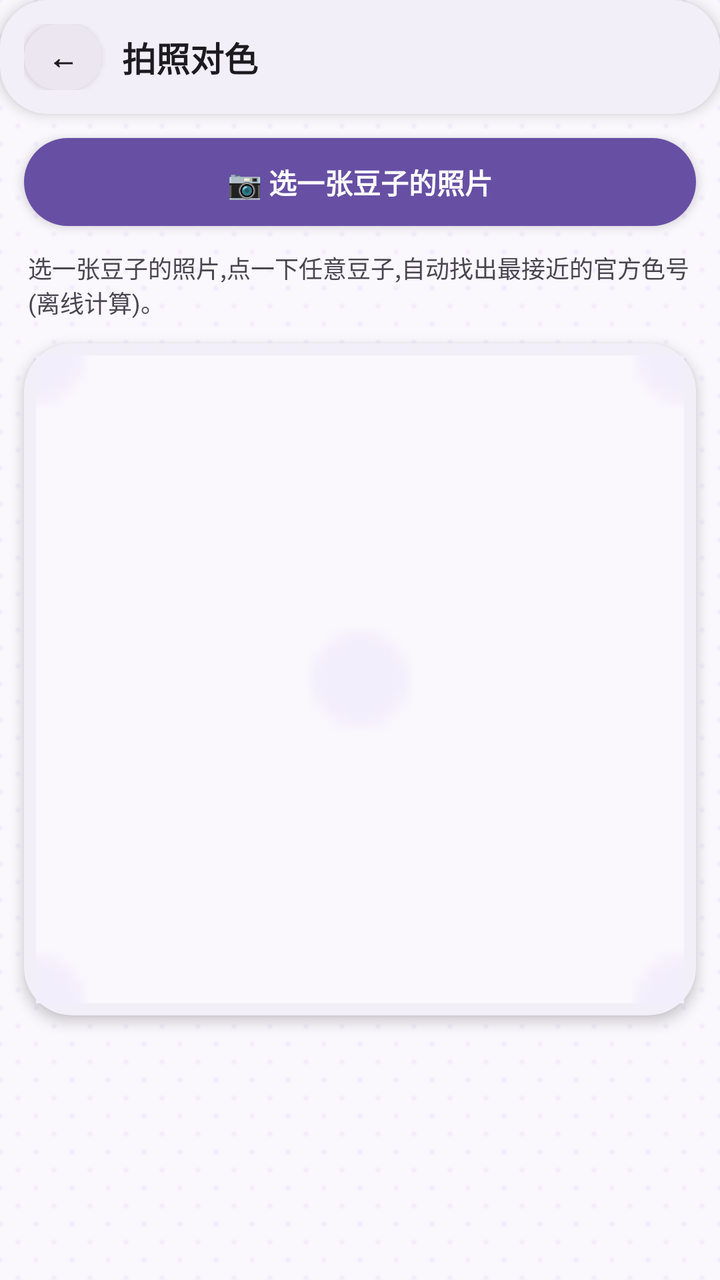
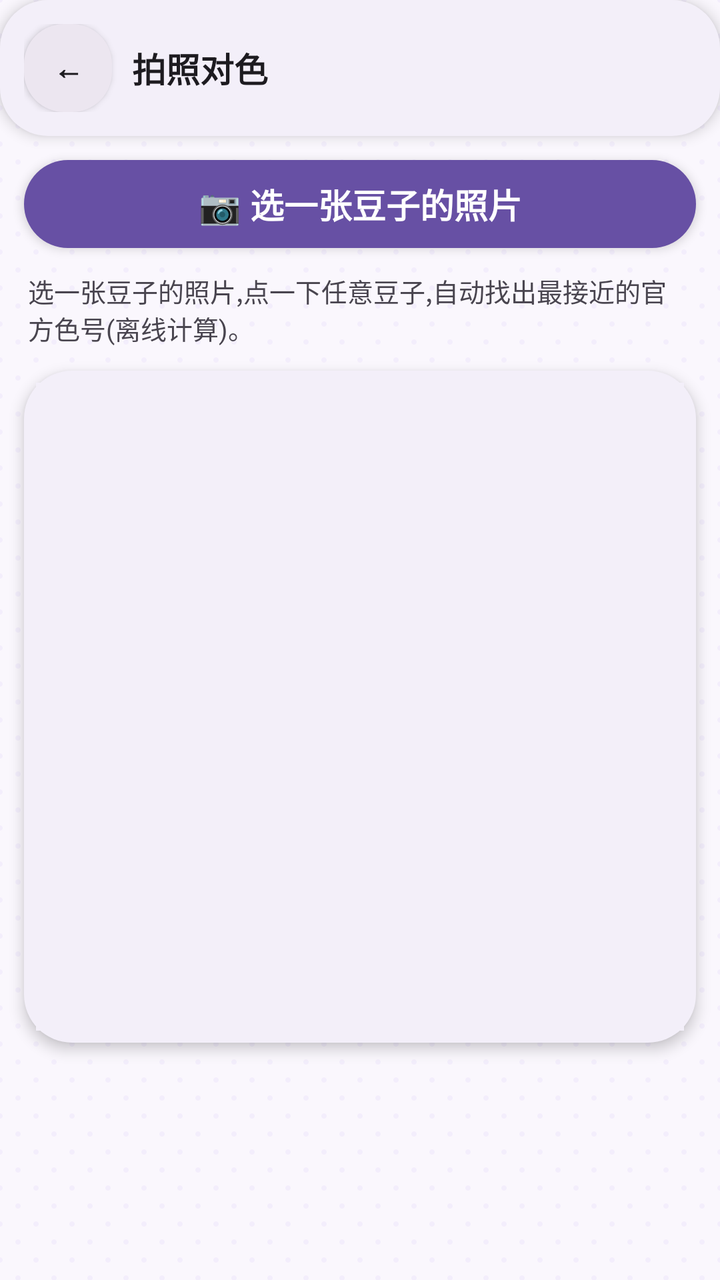

Before-and-after screenshots of an Android layout around one commit, followed by the original layout XML and the change that was made.
<!-- AndroidManifest.xml: application theme AppTheme -->
<!-- res/layout/activity_color_match.xml -->
<?xml version="1.0" encoding="utf-8"?>
<LinearLayout xmlns:android="http://schemas.android.com/apk/res/android"
    android:layout_width="match_parent"
    android:layout_height="match_parent"
    android:background="@drawable/bg_pegboard"
    android:orientation="vertical">

    <LinearLayout
        android:layout_width="match_parent"
        android:layout_height="wrap_content"
        android:background="@drawable/bg_card"
        android:elevation="4dp"
        android:gravity="center_vertical"
        android:orientation="horizontal"
        android:padding="12dp">

        <TextView
            android:id="@+id/btnBack"
            android:layout_width="wrap_content"
            android:layout_height="wrap_content"
            android:background="@drawable/bg_chip"
            android:clickable="true"
            android:elevation="2dp"
            android:focusable="true"
            android:paddingStart="12dp"
            android:paddingTop="6dp"
            android:paddingEnd="12dp"
            android:paddingBottom="6dp"
            android:text="←"
            android:textColor="@color/textMain"
            android:textSize="15sp"
            android:textStyle="bold" />

        <TextView
            android:layout_width="0dp"
            android:layout_height="wrap_content"
            android:layout_marginStart="10dp"
            android:layout_weight="1"
            android:text="@string/match_title"
            android:textColor="@color/textMain"
            android:textSize="17sp"
            android:textStyle="bold" />
    </LinearLayout>

    <TextView
        android:id="@+id/btnMatchPick"
        android:layout_width="match_parent"
        android:layout_height="44dp"
        android:layout_margin="12dp"
        android:background="@drawable/bg_btn_primary"
        android:clickable="true"
        android:elevation="3dp"
        android:focusable="true"
        android:gravity="center"
        android:text="@string/match_pick"
        android:textColor="#FFFFFF"
        android:textSize="14sp"
        android:textStyle="bold" />

    <TextView
        android:id="@+id/tvMatchHint"
        android:layout_width="match_parent"
        android:layout_height="wrap_content"
        android:paddingStart="14dp"
        android:paddingEnd="14dp"
        android:text="@string/match_hint"
        android:textColor="@color/textSub"
        android:textSize="12sp" />

    <FrameLayout
        android:layout_width="match_parent"
        android:layout_height="wrap_content"
        android:layout_margin="12dp"
        android:background="@drawable/bg_card"
        android:elevation="4dp"
        android:padding="6dp">

        <ImageView
            android:id="@+id/ivMatch"
            android:layout_width="match_parent"
            android:layout_height="wrap_content"
            android:adjustViewBounds="true"
            android:contentDescription="@string/match_title"
            android:scaleType="fitCenter"
            android:src="@drawable/bg_pegboard" />
    </FrameLayout>

    <ScrollView
        android:layout_width="match_parent"
        android:layout_height="0dp"
        android:layout_weight="1"
        android:scrollbars="none">

        <LinearLayout
            android:id="@+id/llMatchResults"
            android:layout_width="match_parent"
            android:layout_height="wrap_content"
            android:orientation="vertical"
            android:padding="12dp" />
    </ScrollView>
</LinearLayout>
<!-- resources referenced by this layout -->
<resources>
  <color name="textMain">#1D1B20</color>
  <color name="textSub">#49454F</color>
  <!-- drawable bg_btn_primary (drawable) -->
  <?xml version="1.0" encoding="utf-8"?>
  <shape xmlns:android="http://schemas.android.com/apk/res/android"
      android:shape="rectangle">
      <solid android:color="@color/primary" />
      <corners android:radius="26dp" />
  </shape>
  <!-- drawable bg_card (drawable) -->
  <?xml version="1.0" encoding="utf-8"?>
  <shape xmlns:android="http://schemas.android.com/apk/res/android"
      android:shape="rectangle">
      <solid android:color="@color/colorSurface" />
      <corners android:radius="24dp" />
  </shape>
  <!-- drawable bg_chip (drawable) -->
  <?xml version="1.0" encoding="utf-8"?>
  <selector xmlns:android="http://schemas.android.com/apk/res/android">
      <item android:state_selected="true">
          <shape android:shape="rectangle">
              <solid android:color="@color/primaryContainer" />
              <corners android:radius="20dp" />
          </shape>
      </item>
      <item android:state_checked="true">
          <shape android:shape="rectangle">
              <solid android:color="@color/primaryContainer" />
              <corners android:radius="20dp" />
          </shape>
      </item>
      <item>
          <shape android:shape="rectangle">
              <solid android:color="@color/subsurface" />
              <corners android:radius="20dp" />
          </shape>
      </item>
  </selector>
  <!-- drawable bg_pegboard (drawable) -->
  <?xml version="1.0" encoding="utf-8"?>
  <bitmap xmlns:android="http://schemas.android.com/apk/res/android"
      android:src="@drawable/tile_pegboard"
      android:tileModeX="repeat"
      android:tileModeY="repeat" />
  <string name="match_hint">选一张豆子的照片,点一下任意豆子,自动找出最接近的官方色号(离线计算)。</string>
  <string name="match_pick">📷 选一张豆子的照片</string>
  <string name="match_title">拍照对色</string>
  <style name="AppTheme" parent="android:Theme.Material.Light.NoActionBar">
          <item name="android:colorPrimary">@color/primary</item>
          <item name="android:colorPrimaryDark">@color/bg</item>
          <item name="android:colorAccent">@color/primary</item>
          <item name="android:statusBarColor">@color/bg</item>
          <item name="android:navigationBarColor">@color/bg</item>
          <item name="android:windowBackground">@drawable/bg_pegboard</item>
          <item name="android:windowLightStatusBar">true</item>
          
          <item name="android:alertDialogTheme">@style/CandyAlertDialog</item>
      </style>
  <color name="primary">#6750A4</color>
  <color name="colorSurface">#F3EFF9</color>
  <color name="primaryContainer">#EADDFF</color>
  <color name="subsurface">#ECE6F0</color>
  <!-- drawable tile_pegboard: png bitmap (drawable-night-nodpi, 262 bytes) -->
  <color name="bg">#FEF7FF</color>
  <style name="CandyAlertDialog" parent="android:Theme.Material.Light.Dialog.Alert">
          <item name="android:windowBackground">@drawable/bg_dialog</item>
          <item name="android:colorAccent">@color/primary</item>
          <item name="android:textColorPrimary">@color/textMain</item>
          <item name="android:textColorSecondary">@color/textSub</item>
          <item name="android:windowMinWidthMinor">85%</item>
      </style>
  <!-- drawable bg_dialog (drawable) -->
  <?xml version="1.0" encoding="utf-8"?>
  <shape xmlns:android="http://schemas.android.com/apk/res/android"
      android:shape="rectangle">
      <solid android:color="@color/card" />
      <corners android:radius="28dp" />
  </shape>
  <color name="card">#FFFFFF</color>
</resources>

<!-- the commit's change to res/layout/activity_color_match.xml (unified diff, before → after) -->
@@ -16,16 +16,14 @@
 
         <TextView
             android:id="@+id/btnBack"
-            android:layout_width="wrap_content"
-            android:layout_height="wrap_content"
+            android:layout_width="44dp"
+            android:layout_height="44dp"
             android:background="@drawable/bg_chip"
             android:clickable="true"
             android:elevation="2dp"
             android:focusable="true"
-            android:paddingStart="12dp"
-            android:paddingTop="6dp"
-            android:paddingEnd="12dp"
-            android:paddingBottom="6dp"
+            android:gravity="center"
+            android:contentDescription="@string/a11y_back"
             android:text="←"
             android:textColor="@color/textMain"
             android:textSize="15sp"
@@ -53,8 +51,8 @@
         android:focusable="true"
         android:gravity="center"
         android:text="@string/match_pick"
-        android:textColor="#FFFFFF"
-        android:textSize="14sp"
+        android:textColor="@color/onPrimary"
+        android:textSize="17sp"
         android:textStyle="bold" />
 
     <TextView
@@ -65,7 +63,7 @@
         android:paddingEnd="14dp"
         android:text="@string/match_hint"
         android:textColor="@color/textSub"
-        android:textSize="12sp" />
+        android:textSize="13sp" />
 
     <FrameLayout
         android:layout_width="match_parent"
@@ -82,7 +80,7 @@
             android:adjustViewBounds="true"
             android:contentDescription="@string/match_title"
             android:scaleType="fitCenter"
-            android:src="@drawable/bg_pegboard" />
+            android:src="@color/colorSurface" />
     </FrameLayout>
 
     <ScrollView
<!-- resource entries referenced after the edit -->
@@ -44,6 +44,7 @@
       android:src="@drawable/tile_pegboard"
       android:tileModeX="repeat"
       android:tileModeY="repeat" />
+  <string name="a11y_back">返回</string>
   <string name="match_hint">选一张豆子的照片,点一下任意豆子,自动找出最接近的官方色号(离线计算)。</string>
   <string name="match_pick">📷 选一张豆子的照片</string>
   <string name="match_title">拍照对色</string>
@@ -60,6 +61,7 @@
       </style>
   <color name="primary">#6750A4</color>
   <color name="colorSurface">#F3EFF9</color>
+  <color name="onPrimary">#FFFFFF</color>
   <color name="primaryContainer">#EADDFF</color>
   <color name="subsurface">#ECE6F0</color>
   <!-- drawable tile_pegboard: png bitmap (drawable-night-nodpi, 262 bytes) -->
